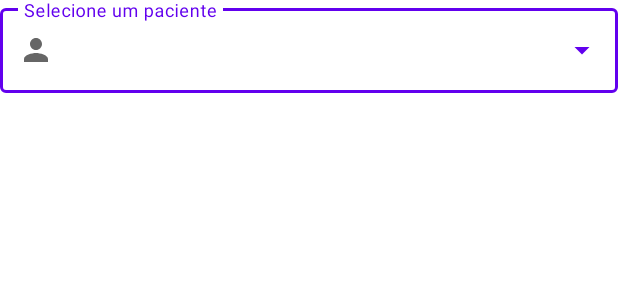
After one commit to danielmfr97/HealthFit, an Android app: the layout dialog_iniciar_exercicio.xml on its own in the app's theme, with its tools: preview values and no code run, on a phone screen of 412 x 824 dp. The commit adds this screen. Shown: the top 300 px of the screen. Run offline under Robolectric (Android 15) with nearby library versions, the phone set to English and light mode, and no system bars.

Commit message:
Iniciar exercicio

```diff
--- /dev/null
+++ b/app/src/main/res/layout/dialog_iniciar_exercicio.xml
@@ -0,0 +1,22 @@
+<?xml version="1.0" encoding="utf-8"?>
+<LinearLayout xmlns:android="http://schemas.android.com/apk/res/android"
+    android:layout_width="match_parent"
+    android:layout_height="match_parent"
+    xmlns:app="http://schemas.android.com/apk/res-auto"
+    android:orientation="vertical">
+
+    <com.google.android.material.textfield.TextInputLayout
+        style="@style/Widget.MaterialComponents.TextInputLayout.OutlinedBox.ExposedDropdownMenu"
+        android:layout_width="match_parent"
+        android:layout_height="wrap_content"
+        android:hint="@string/selecionePaciente"
+        app:startIconDrawable="@drawable/ic_person">
+
+        <com.google.android.material.textfield.MaterialAutoCompleteTextView
+            android:layout_width="match_parent"
+            android:layout_height="wrap_content"
+            android:inputType="none" />
+
+    </com.google.android.material.textfield.TextInputLayout>
+
+</LinearLayout>
--- a/app/src/main/res/values/strings.xml
+++ b/app/src/main/res/values/strings.xml
@@ -50,4 +50,6 @@
     <string name="duracaoExercicio">Duração: %1d segundos</string>
     <string name="iniciar_exercicio">Iniciar</string>
     <string name="remover_exercicio">Remover</string>
+    <string name="titleIniciarExecicio">Iniciar exercício</string>
+    <string name="selecionePaciente">Selecione um paciente</string>
 </resources>
```
Also changed, not shown: app/src/main/java/com/daniel/ramos/projetotcc/presenter/dialogs/DialogIniciarExercicio.kt (added, +34 -0 lines), app/src/main/java/com/daniel/ramos/projetotcc/view/dialogs/DialogIniciarExercicioView.kt (added, +22 -0 lines).
